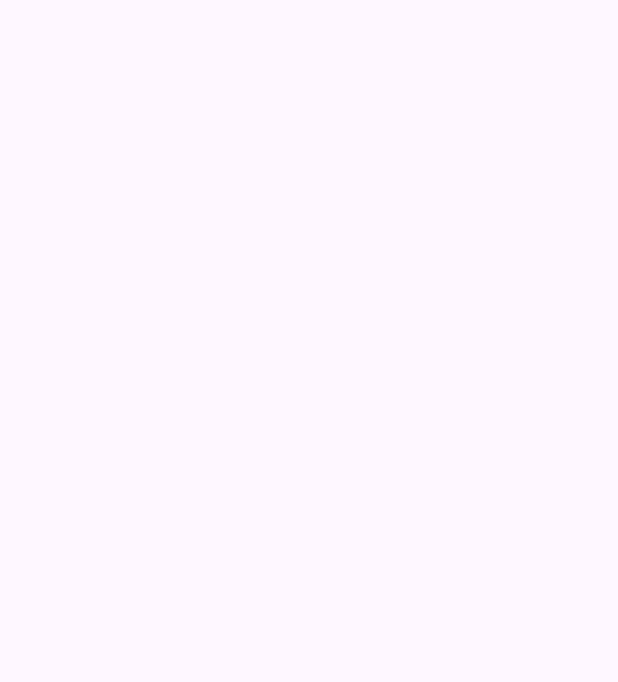
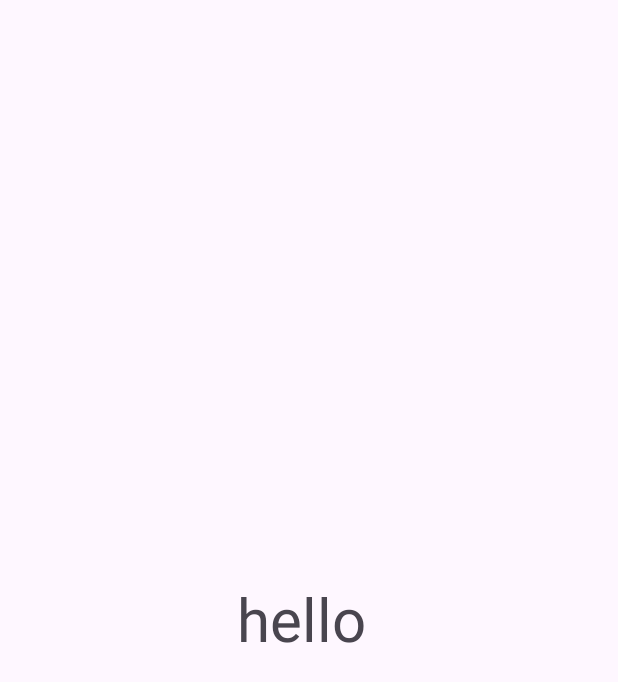
Before and after one commit to Thogaruchesti-hemanth/android-java-playground, an Android app: the screen it shows after launch (MainActivity), on a phone screen of 412 x 824 dp. Before the commit the part shown is empty. Shown: the top 682 px of the screen. Run offline under Robolectric (Android 15) with nearby library versions, the phone set to English and light mode, and no system bars.

```diff
--- a/app/src/main/res/layout/activity_main.xml
+++ b/app/src/main/res/layout/activity_main.xml
@@ -1,7 +1,19 @@
 <?xml version="1.0" encoding="utf-8"?>
 <androidx.constraintlayout.widget.ConstraintLayout xmlns:android="http://schemas.android.com/apk/res/android"
     xmlns:tools="http://schemas.android.com/tools"
+    xmlns:app="http://schemas.android.com/apk/res-auto"
     android:id="@+id/main"
     android:layout_width="match_parent"
     android:layout_height="match_parent"
-    tools:context=".MainActivity" />
+    tools:context=".MainActivity">
+
+    <TextView
+        android:layout_width="wrap_content"
+        android:layout_height="wrap_content"
+        android:text="hello "
+        android:textSize="40sp"
+        app:layout_constraintTop_toTopOf="parent"
+        app:layout_constraintBottom_toBottomOf="parent"
+        app:layout_constraintStart_toStartOf="parent"
+        app:layout_constraintEnd_toEndOf="parent"/>
+</androidx.constraintlayout.widget.ConstraintLayout>
```
Also changed, not shown: app/src/main/AndroidManifest.xml (+14 -0 lines), app/src/main/java/com/example/praticejava/ClickableWidget.java (added, +36 -0 lines), app/src/main/res/layout/widget_clickable.xml (added, +18 -0 lines), app/src/main/res/xml/clickable_widget_info.xml (added, +8 -0 lines).
